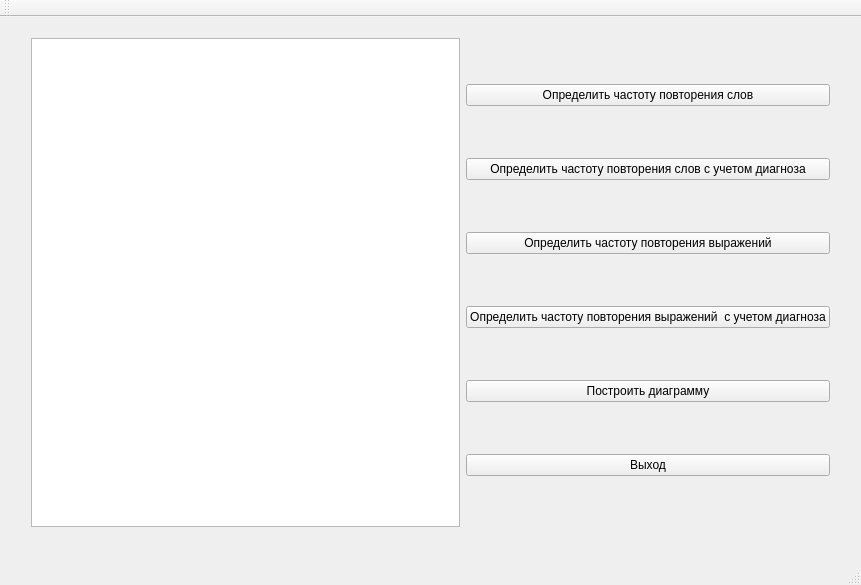
First picture: the form in mainwindow.ui, repository Egor113/Kursach, before the edit.
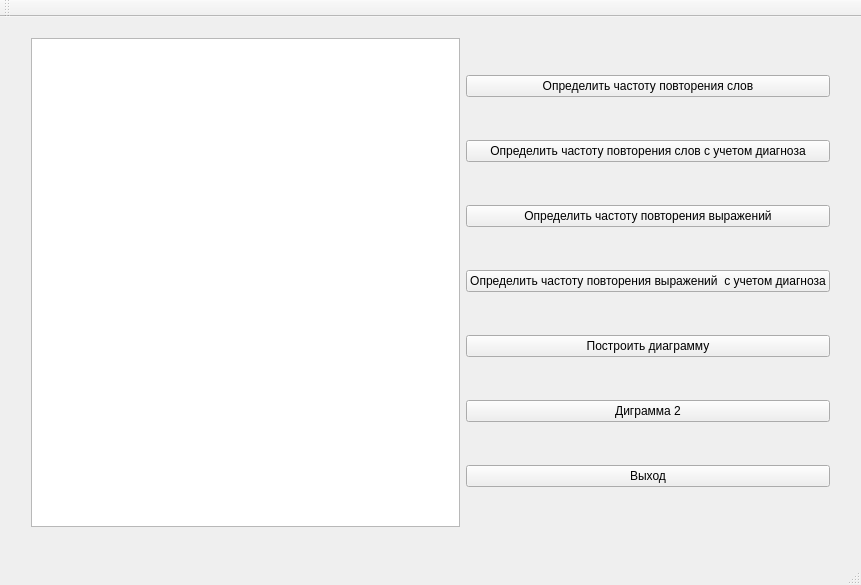
Second picture: the form after the edit.

Commit message: 2.1 Добавил форму Диаграмма

Diff of the .ui file:
```diff
--- a/mainwindow.ui
+++ b/mainwindow.ui
@@ -64,6 +64,13 @@
          </property>
         </widget>
        </item>
+       <item>
+        <widget class="QPushButton" name="btnDiagram">
+         <property name="text">
+          <string>Диграмма 2</string>
+         </property>
+        </widget>
+       </item>
        <item>
         <widget class="QPushButton" name="btnExit">
          <property name="text">
```
The commit also changes 7 other files.
